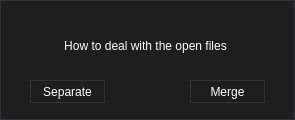
Old version of the form toolchain/BMGTexTool/OpenOptions.ui in the repository MarilynDafa/Bulllord-Engine.
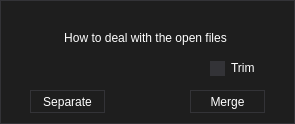
New version of the form. Icons and pictures are not drawn.

Commit message: Textool Add trim function

The edit to the form file:
```diff
--- a/toolchain/BMGTexTool/OpenOptions.ui
+++ b/toolchain/BMGTexTool/OpenOptions.ui
@@ -7,7 +7,7 @@
     <x>0</x>
     <y>0</y>
     <width>295</width>
-    <height>120</height>
+    <height>124</height>
    </rect>
   </property>
   <property name="font">
@@ -315,7 +315,7 @@
    <property name="geometry">
     <rect>
      <x>30</x>
-     <y>80</y>
+     <y>90</y>
      <width>75</width>
      <height>23</height>
     </rect>
@@ -336,7 +336,7 @@
    <property name="geometry">
     <rect>
      <x>190</x>
-     <y>80</y>
+     <y>90</y>
      <width>75</width>
      <height>23</height>
     </rect>
@@ -351,7 +351,7 @@
      <x>30</x>
      <y>30</y>
      <width>231</width>
-     <height>31</height>
+     <height>16</height>
     </rect>
    </property>
    <property name="text">
@@ -361,6 +361,22 @@
     <set>Qt::AlignCenter</set>
    </property>
   </widget>
+  <widget class="QCheckBox" name="checkBox">
+   <property name="geometry">
+    <rect>
+     <x>210</x>
+     <y>60</y>
+     <width>51</width>
+     <height>16</height>
+    </rect>
+   </property>
+   <property name="text">
+    <string>Trim</string>
+   </property>
+   <property name="checked">
+    <bool>true</bool>
+   </property>
+  </widget>
  </widget>
  <layoutdefault spacing="6" margin="11"/>
  <resources>
```
The commit also changes 36 other files.
